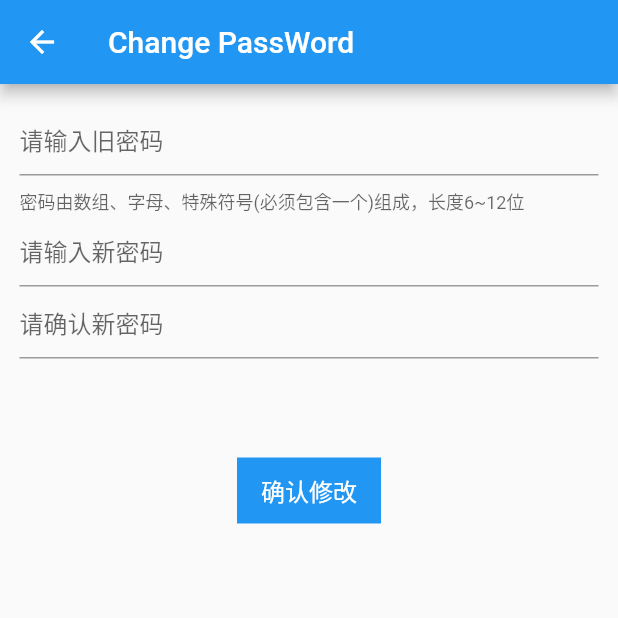
After one commit to LHWen/wenflutter_app, a Flutter app: the screen it shows after launch, item 3 of the bottom bar chosen, after a tap on "change passWord", on a phone screen of 412 x 824 dp, the top half of it. The commit adds this screen. Run offline on Flutter 3.47's test engine with Material 2 defaults, Android fonts, the phone set to English and light mode, and no system bars.

Commit message:
新增修改密码UI

```diff
--- /dev/null
+++ b/lib/viewController/changePassWord.dart
@@ -0,0 +1,103 @@
+import 'package:flutter/material.dart';
+
+class ChangePassWord extends StatelessWidget {
+
+  final String oldPwd;
+  ChangePassWord(this.oldPwd);
+
+  // This widget is the root of your application.
+  @override
+  Widget build(BuildContext context) {
+    return Scaffold (
+      body: new ChangePassWordHome(oldPwd),
+    );
+  }
+}
+
+class ChangePassWordHome extends StatefulWidget {
+
+  final String oldPwd;
+  ChangePassWordHome(this.oldPwd);
+
+  @override
+  _MyHomePageState createState() => new _MyHomePageState(oldPwd);
+}
+
+class _MyHomePageState extends State<ChangePassWordHome> {
+
+  final String oldPwd;
+  _MyHomePageState(this.oldPwd);
+
+  TextEditingController controller;
+  String oldPassword = '';
+  String newPassword = '';
+  String surePassword = '';
+
+  @override
+  Widget build(BuildContext context) {
+    return Scaffold(
+      body: Container(
+        padding: EdgeInsets.all(13.0),
+        child: Column(
+          children: <Widget>[
+            TextField(
+              controller: controller,
+              decoration: InputDecoration(
+                hintText: '请输入旧密码',
+              helperText: '密码由数组、字母、特殊符号(必须包含一个)组成，长度6~12位',
+              ),
+              onChanged: _onChange,
+            ),
+            TextField(
+              controller: controller,
+              decoration: InputDecoration(
+                hintText: '请输入新密码',
+              ),
+              onChanged: _newPasswordChange,
+            ),
+            TextField(
+              controller: controller,
+              decoration: InputDecoration(
+                hintText: '请确认新密码',
+              ),
+              onChanged: _sureNewPasswordChange,
+             ),
+            Container(
+//              padding: EdgeInsets.all(13.0),
+              margin: EdgeInsets.fromLTRB(13.0, 66.0, 13.0, 0.0),
+              height: 44.0,
+              color: Colors.blue[500],
+              child: FlatButton(
+                  onPressed: (){
+                    print('change password\nold pwd: ' + oldPassword + '\nnew pwd: '+ newPassword+ '\nsure new pwd: ' + surePassword);
+                  },
+                  child: Text('确认修改', style: TextStyle(color: Colors.white, fontSize: 16.0))),
+            ),
+          ],
+        ),
+      ),
+    );
+  }
+
+  void _onChange(String value) {
+    setState(() {
+      print('旧密码输入：' + value);
+      oldPassword = value;
+    });
+  }
+
+  void _newPasswordChange(String value) {
+    setState(() {
+      print('新密码输入: ' + value);
+      newPassword = value;
+    });
+  }
+
+  void _sureNewPasswordChange(String value) {
+    setState(() {
+      print('新密码确认: ' + value);
+      surePassword = value;
+    });
+  }
+
+}
--- a/lib/viewController/thridPage.dart
+++ b/lib/viewController/thridPage.dart
@@ -1,4 +1,5 @@
 import 'package:flutter/material.dart';
+import 'changePassWord.dart';
 
 class ThridPage extends StatelessWidget {
   // This widget is the root of your application.
@@ -80,11 +81,31 @@ class _MyHomePageState extends State<ThridPageHome> {
           'change passWord',
           style: TextStyle(fontWeight: FontWeight.w500, fontSize: 15.0),
         ),
+        subtitle: Text('123456'),
         leading: Icon(
           Icons.verified_user,
           color: Colors.blue[500],
         ),
         trailing: Icon(Icons.keyboard_arrow_right, color: Colors.grey),
+        onTap: (){
+          setState(() {
+            // 添加Navigator.push调用
+            Navigator.of(context).push(
+              // 添加MaterialPageRoute及其builder
+              new MaterialPageRoute(
+                builder: (context) {
+                  // builder返回一个Scaffold，其中包含名为“Saved Suggestions”的新路由的应用栏。 新路由的body由包含ListTiles行的ListView组成; 每行之间通过一个分隔线分隔。
+                  return new Scaffold(
+                    appBar: new AppBar(
+                      title: new Text('Change PassWord'),
+                    ),
+                    body: ChangePassWord('123456'),
+                  );
+                },
+              ),
+            );
+          });
+        },
       ),
       Divider(),
       ListTile(
```
Also changed, not shown: 7 other files.
